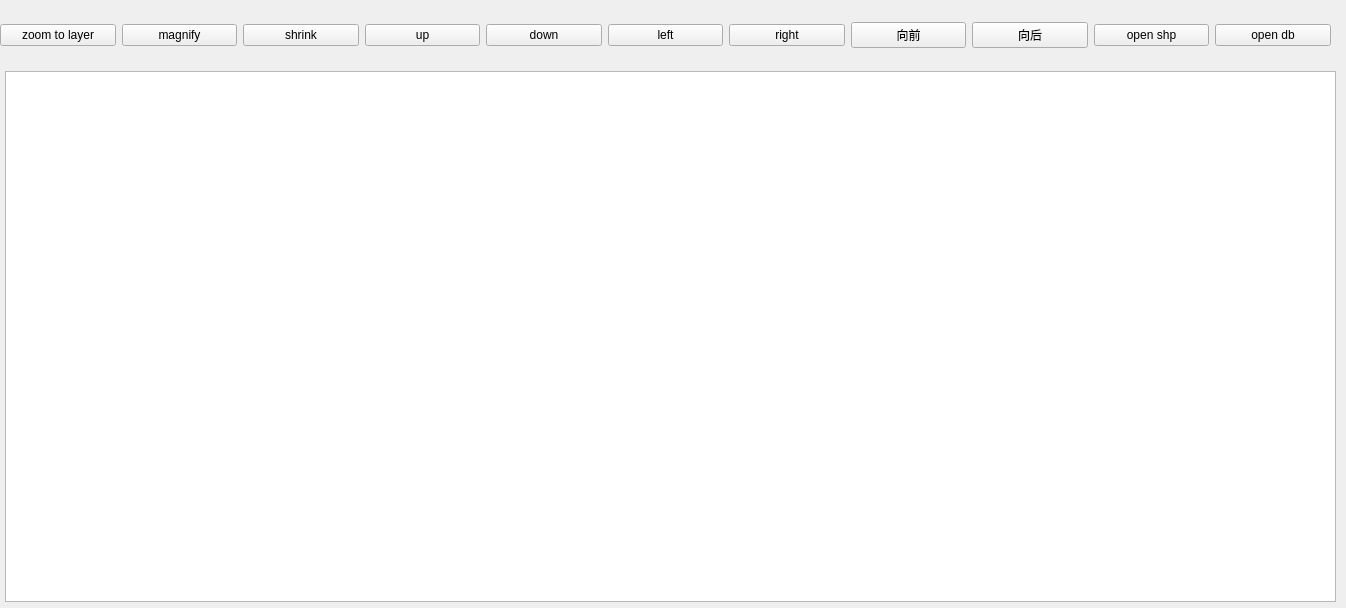
Above: mainWindow/Lesson.ui from BenfenYU/mini_gis before the change. Below: the same form after it.
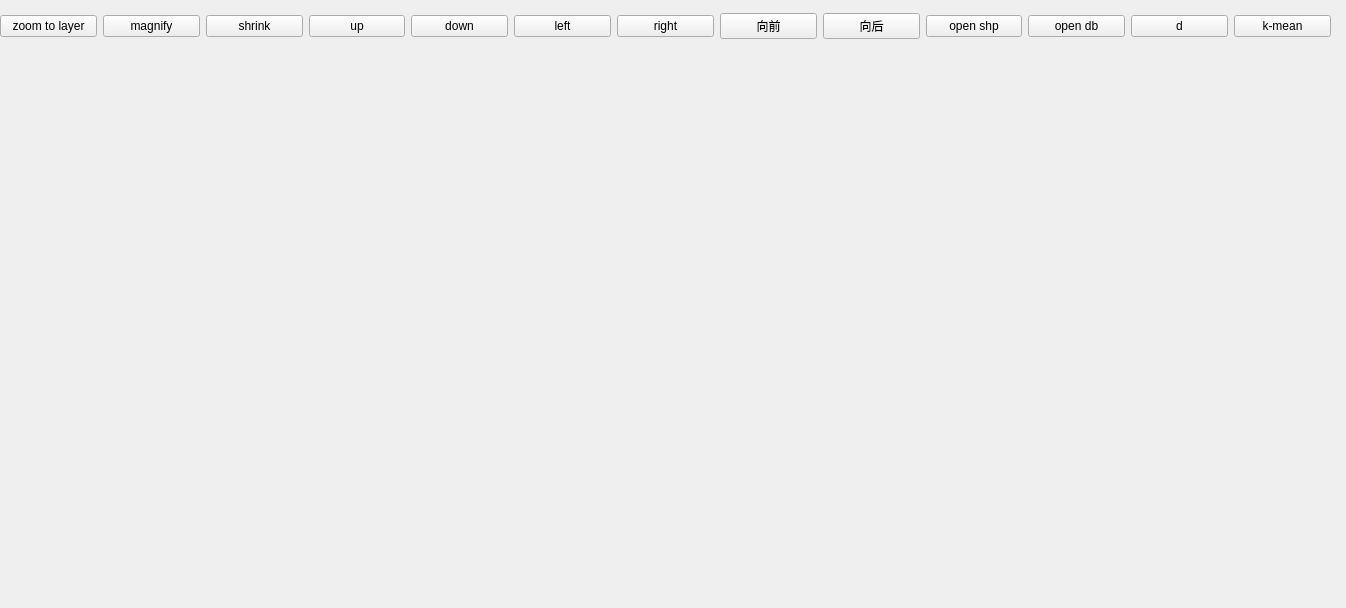
That is the form after the change.

```diff
--- a/mainWindow/Lesson.ui
+++ b/mainWindow/Lesson.ui
@@ -19,7 +19,7 @@
      <x>0</x>
      <y>10</y>
      <width>1331</width>
-     <height>51</height>
+     <height>33</height>
     </rect>
    </property>
    <layout class="QHBoxLayout" name="horizontalLayout_3">
@@ -100,18 +100,22 @@
       </property>
      </widget>
     </item>
+    <item>
+     <widget class="QPushButton" name="pushButton_13">
+      <property name="text">
+       <string>d</string>
+      </property>
+     </widget>
+    </item>
+    <item>
+     <widget class="QPushButton" name="pushButton_12">
+      <property name="text">
+       <string>k-mean</string>
+      </property>
+     </widget>
+    </item>
    </layout>
   </widget>
-  <widget class="QGraphicsView" name="graphicsView">
-   <property name="geometry">
-    <rect>
-     <x>5</x>
-     <y>71</y>
-     <width>1331</width>
-     <height>531</height>
-    </rect>
-   </property>
-  </widget>
  </widget>
  <resources/>
  <connections/>
```
